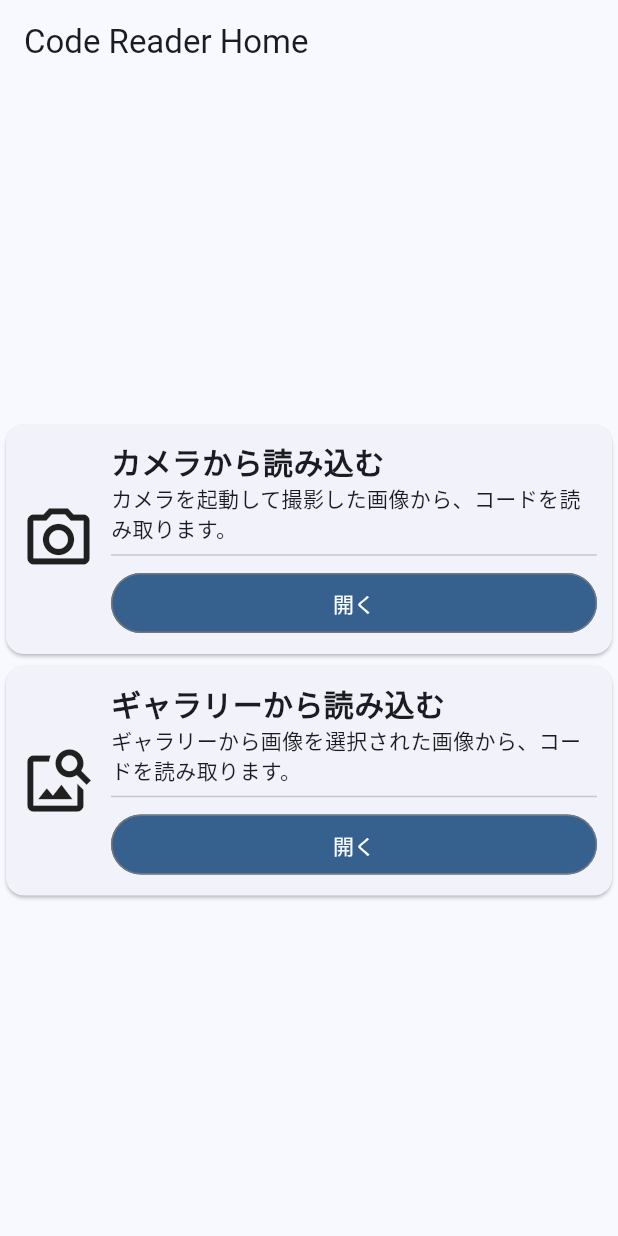
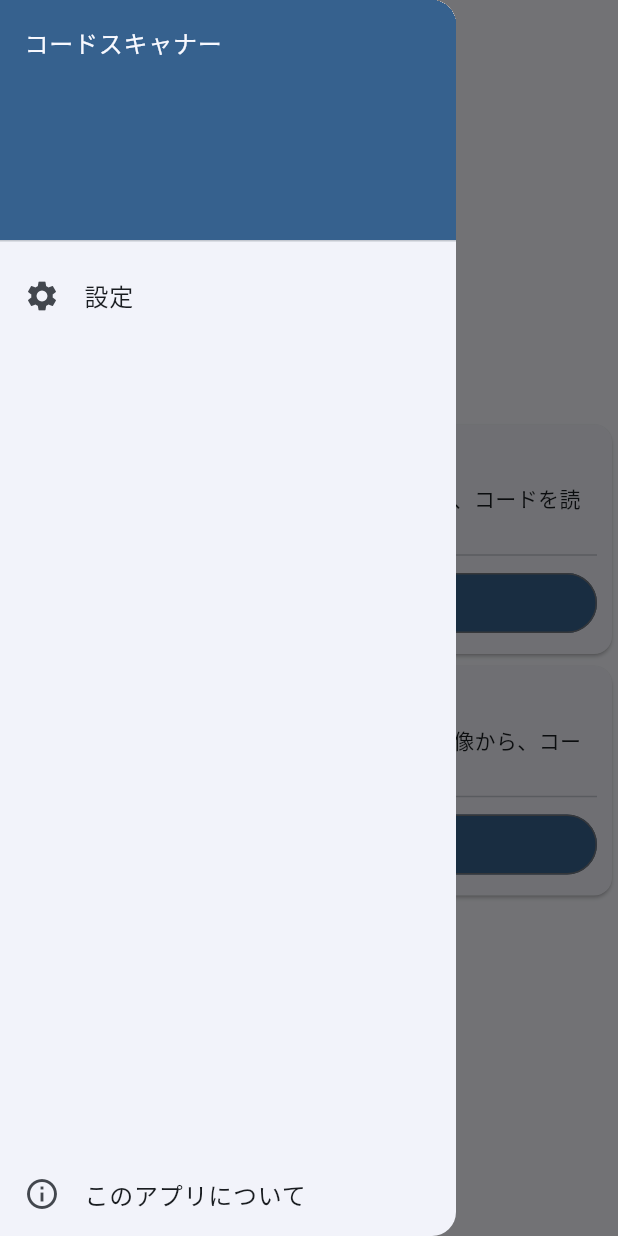
Before and after one commit to yuchan2215/flutterCodeScan, a Flutter app: the screen it shows after launch, with the side drawer open (before the commit the screen has no drawer), on a phone screen of 412 x 824 dp. Run offline on Flutter 3.47's test engine with Material 2 defaults, Android fonts, the light colour scheme and no system bars; our stand-ins replace after_layout, flutter_contacts, image_picker, share_plus, sliding_up_panel; missing offline and left inert: add_2_calendar, kotlin_flavor, map_launcher, mobile_scanner, mono_kit, wifi_iot.

Commit message:
[add] Drawer

```diff
--- a/lib/pages/main_page.dart
+++ b/lib/pages/main_page.dart
@@ -1,3 +1,4 @@
+import 'package:codereader/widgets/main/drawer_main.dart';
 import 'package:flutter/material.dart';
 import 'package:image_picker/image_picker.dart';
 
@@ -10,6 +11,7 @@ class MyHomePageState extends State<MyHomePage> {
       appBar: AppBar(
         title: Text(widget.title),
       ),
+      drawer: DrawerWidget(),
       body: SafeArea(
         child: Column(
           children: [
--- /dev/null
+++ b/lib/widgets/main/drawer_main.dart
@@ -0,0 +1,43 @@
+import 'package:flutter/material.dart';
+
+class DrawerWidget extends StatelessWidget {
+  const DrawerWidget({Key? key}) : super(key: key);
+
+  @override
+  Widget build(BuildContext context) {
+    return Theme(
+      data: Theme.of(context),
+      child: Drawer(
+        child: SafeArea(
+          child: Column(
+            crossAxisAlignment: CrossAxisAlignment.start,
+            children: <Widget>[
+              SizedBox(
+                width: double.infinity,
+                child: DrawerHeader(
+                  decoration:
+                      BoxDecoration(color: Theme.of(context).primaryColor),
+                  child: Text(
+                    "コードスキャナー",
+                    style: Theme.of(context).primaryTextTheme.bodyText1,
+                  ),
+                ),
+              ),
+              ListTile(
+                title: const Text("設定"),
+                leading: const Icon(Icons.settings),
+                onTap: () {},
+              ),
+              Expanded(child: Container()),
+              ListTile(
+                title: const Text("このアプリについて"),
+                leading: const Icon(Icons.info_outline),
+                onTap: () {},
+              ),
+            ],
+          ),
+        ),
+      ),
+    );
+  }
+}
```
